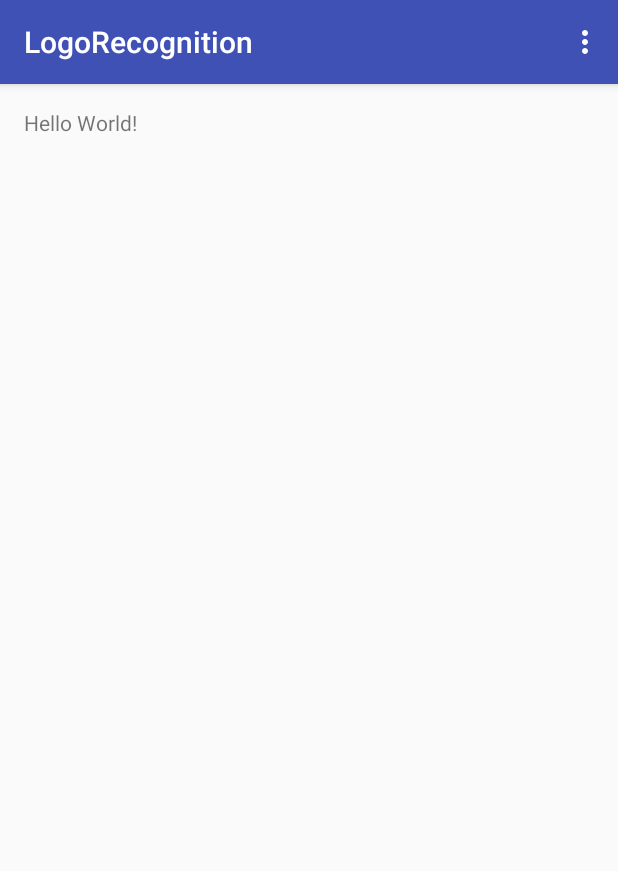
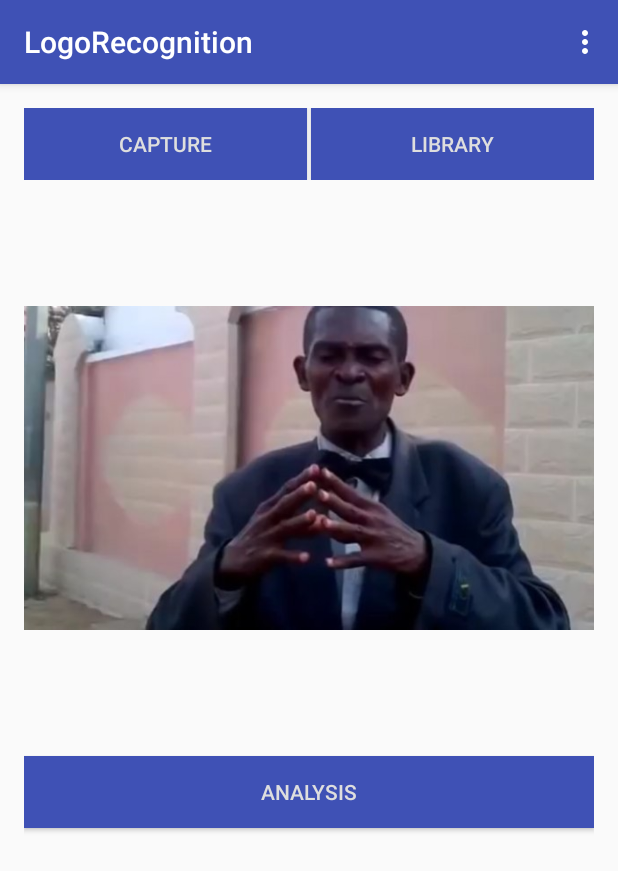
Before and after one commit to louisfovet/LogoRecognition, an Android app: the screen it shows after launch (MainActivity), on a phone screen of 412 x 824 dp. Shown: the top 871 px of the screen. Run offline under Robolectric (Android 15) with nearby library versions, the phone set to English and light mode, and no system bars; libraries missing offline, so code that uses them is left out: org.bytedeco.javacpp.

Commit message:
Main activity design

```diff
--- a/app/src/main/AndroidManifest.xml
+++ b/app/src/main/AndroidManifest.xml
@@ -11,7 +11,7 @@
         <activity
             android:name=".MainActivity"
             android:label="@string/app_name"
-            android:theme="@style/AppTheme.NoActionBar" >
+            android:theme="@style/AppTheme.NoActionBar">
             <intent-filter>
                 <action android:name="android.intent.action.MAIN" />
 
--- a/app/src/main/java/fr/fovet/logorecognition/MainActivity.java
+++ b/app/src/main/java/fr/fovet/logorecognition/MainActivity.java
@@ -8,10 +8,17 @@ import android.support.v7.widget.Toolbar;
 import android.view.View;
 import android.view.Menu;
 import android.view.MenuItem;
+import android.widget.Button;
+import android.widget.ImageView;
 
 import static org.bytedeco.javacpp.opencv_highgui.imread;
 
 public class MainActivity extends AppCompatActivity {
+
+    protected Button btnCapture;
+    protected Button btnLibrary;
+    protected Button btnAnalysis;
+    protected ImageView imgAnalysis;
 
     @Override
     protected void onCreate(Bundle savedInstanceState) {
@@ -19,6 +26,34 @@ public class MainActivity extends AppCompatActivity {
         setContentView(R.layout.activity_main);
         Toolbar toolbar = (Toolbar) findViewById(R.id.toolbar);
         setSupportActionBar(toolbar);
+
+        btnCapture = (Button) findViewById(R.id.btnCapture);
+        btnLibrary = (Button) findViewById(R.id.btnLibrary);
+        btnAnalysis = (Button) findViewById(R.id.btnAnalysis);
+        imgAnalysis = (ImageView) findViewById(R.id.imgAnalysis);
+
+        imgAnalysis.setImageResource(R.drawable.malou);
+
+        btnCapture.setOnClickListener(new View.OnClickListener() {
+            @Override
+            public void onClick(View v) {
+
+            }
+        });
+
+        btnLibrary.setOnClickListener(new View.OnClickListener() {
+            @Override
+            public void onClick(View v) {
+
+            }
+        });
+
+        btnAnalysis.setOnClickListener(new View.OnClickListener() {
+            @Override
+            public void onClick(View v) {
+
+            }
+        });
 
     }
 
--- a/app/src/main/res/layout/content_main.xml
+++ b/app/src/main/res/layout/content_main.xml
@@ -2,13 +2,60 @@
 <RelativeLayout xmlns:android="http://schemas.android.com/apk/res/android"
     xmlns:tools="http://schemas.android.com/tools"
     xmlns:app="http://schemas.android.com/apk/res-auto" android:layout_width="match_parent"
-    android:layout_height="match_parent" android:paddingLeft="@dimen/activity_horizontal_margin"
+    android:layout_height="520dp" android:paddingLeft="@dimen/activity_horizontal_margin"
     android:paddingRight="@dimen/activity_horizontal_margin"
     android:paddingTop="@dimen/activity_vertical_margin"
     android:paddingBottom="@dimen/activity_vertical_margin"
     app:layout_behavior="@string/appbar_scrolling_view_behavior"
     tools:showIn="@layout/activity_main" tools:context=".MainActivity">
 
-    <TextView android:text="Hello World!" android:layout_width="wrap_content"
-        android:layout_height="wrap_content" />
+    <LinearLayout
+        android:orientation="vertical"
+        android:layout_width="match_parent"
+        android:layout_height="match_parent">
+
+        <LinearLayout
+            android:orientation="horizontal"
+            android:layout_width="fill_parent"
+            android:layout_height="wrap_content"
+            android:layout_marginBottom="2dp">
+
+            <Button
+                android:layout_width="fill_parent"
+                android:layout_height="wrap_content"
+                android:text="Capture"
+                android:id="@+id/btnCapture"
+                android:layout_weight="1"
+                android:background="?attr/colorPrimary"
+                android:textColor="#dedede"
+                android:layout_marginRight="1dp"
+                android:clickable="true" />
+
+            <Button
+                android:layout_width="fill_parent"
+                android:layout_height="wrap_content"
+                android:text="Library"
+                android:id="@+id/btnLibrary"
+                android:layout_weight="1"
+                android:background="?attr/colorPrimary"
+                android:textColor="#dedede"
+                android:layout_marginLeft="1dp"
+                android:clickable="true" />
+        </LinearLayout>
+
+        <ImageView
+            android:layout_width="fill_parent"
+            android:layout_height="380dp"
+            android:id="@+id/imgAnalysis" />
+
+        <Button
+            android:layout_width="fill_parent"
+            android:layout_height="wrap_content"
+            android:text="Analysis"
+            android:id="@+id/btnAnalysis"
+            android:textColor="#dedede"
+            android:background="?attr/colorPrimary"
+            android:layout_marginTop="2dp"
+            android:clickable="true" />
+    </LinearLayout>
 </RelativeLayout>
```
Also changed, not shown: app/src/main/res/drawable/malou.jpg (added).
